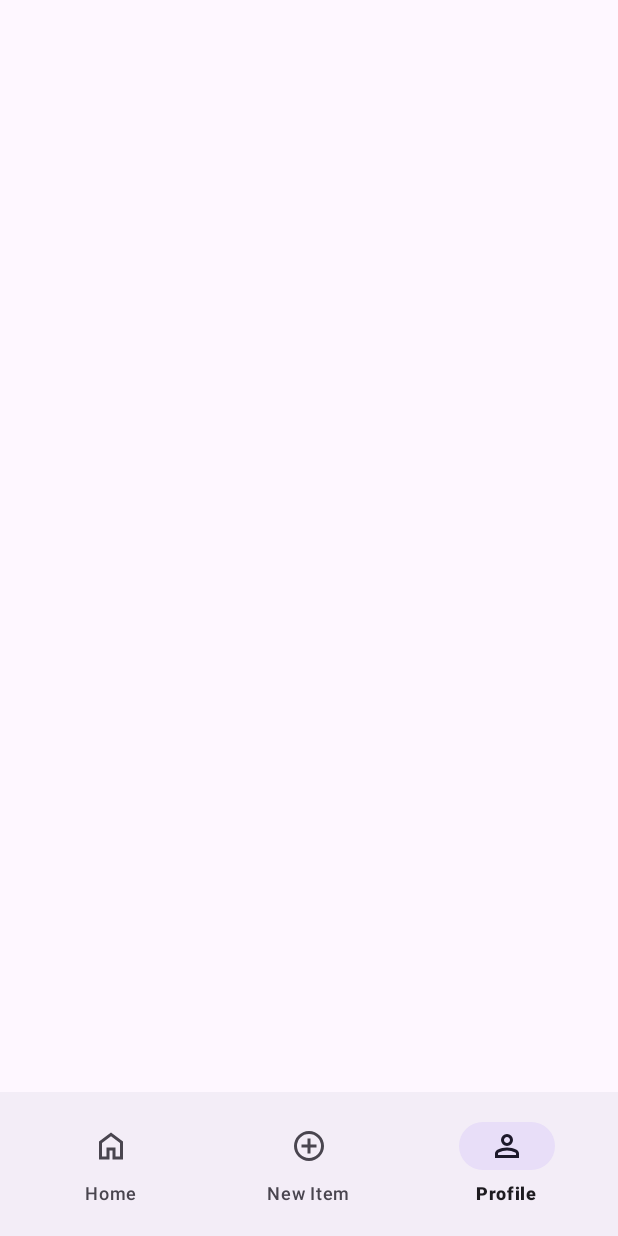
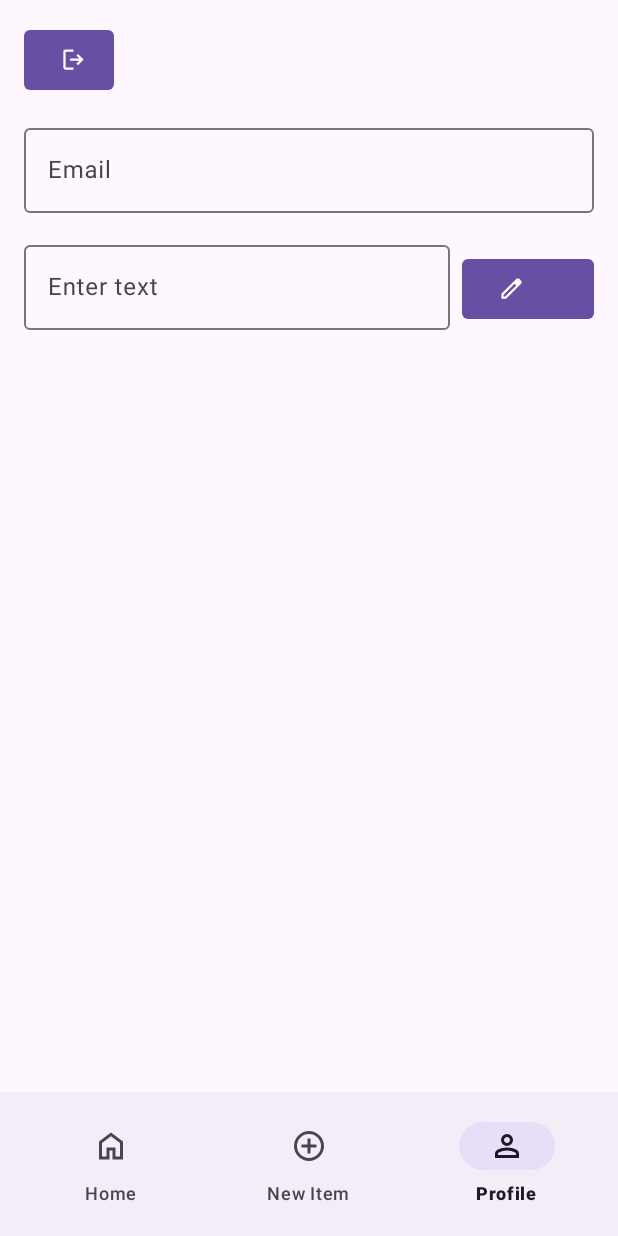
Before and after one commit to shaharm87/SellHub, an Android app: the screen it shows after launch once a user with an empty profile is signed in (MainActivity), item 3 of the bottom bar chosen, on a phone screen of 412 x 824 dp. Run offline under Robolectric (Android 15) with nearby library versions, the phone set to English and light mode, and no system bars; our stand-ins replace Firebase (no records; nobody signed in at launch, a user with empty details on screens opened directly).

Commit message:
improved profile page

```diff
--- a/app/src/main/java/com/example/sellhub/home/HomeViewModel.kt
+++ b/app/src/main/java/com/example/sellhub/home/HomeViewModel.kt
@@ -1,7 +1,10 @@
 package com.example.sellhub.home
 
 import androidx.lifecycle.ViewModel
+import com.example.sellhub.CardAdapter
+import com.example.sellhub.CardData
 import com.example.sellhub.newitem.Item
+import com.example.sellhub.services.StorageService
 import com.google.firebase.firestore.FirebaseFirestore
 
 class HomeViewModel : ViewModel() {
@@ -30,4 +33,21 @@ class HomeViewModel : ViewModel() {
             .addOnFailureListener { exception ->
             }
     }
+
+    fun createCardList(items: List<Item>, cardList: MutableList<CardData>, adapter: CardAdapter) {
+        cardList.clear()
+        for (item in items) {
+            val cardData = CardData(item, null)
+            cardList.add(cardData)
+            adapter.notifyItemChanged(cardList.indexOf(cardData))
+            if (item.imageId != null) {
+                StorageService.downloadImage(cardData.item.imageId.toString()) { success, imageBit ->
+                    if (success) {
+                        cardData.image = imageBit
+                        adapter.notifyItemChanged(cardList.indexOf(cardData))
+                    }
+                }
+            }
+        }
+    }
 }
--- a/app/src/main/java/com/example/sellhub/managers/UserManager.kt
+++ b/app/src/main/java/com/example/sellhub/managers/UserManager.kt
@@ -71,8 +71,10 @@ class UserManager {
                 if (updateTask.isSuccessful) {
                     callback(true, null);
                 } else {
-                    val exception = updateTask.exception as FirebaseAuthException
-                    callback(false, exception.message)
+                    val exception = updateTask.exception
+                    if (exception != null) {
+                        callback(false, exception.message)
+                    }
                 }
             }
     }
@@ -84,4 +86,18 @@ class UserManager {
     fun getCurrentUser(): FirebaseUser? {
         return auth.currentUser
     }
+
+    fun getUserEmail(): String? {
+        val user = auth.currentUser
+        return user?.email
+    }
+
+    fun getUserDisplayName(): String? {
+        val user = auth.currentUser
+        return user?.displayName
+    }
+
+    fun logOut() {
+        auth.signOut()
+    }
 }
--- a/app/src/main/java/com/example/sellhub/profile/ProfileFragment.kt
+++ b/app/src/main/java/com/example/sellhub/profile/ProfileFragment.kt
@@ -1,23 +1,43 @@
 package com.example.sellhub.profile
 
+import android.content.Intent
 import androidx.lifecycle.ViewModelProvider
 import android.os.Bundle
 import androidx.fragment.app.Fragment
 import android.view.LayoutInflater
 import android.view.View
 import android.view.ViewGroup
+import android.widget.Toast
 import androidx.recyclerview.widget.LinearLayoutManager
 import androidx.recyclerview.widget.RecyclerView
 import com.example.sellhub.CardAdapter
 import com.example.sellhub.CardData
+import com.example.sellhub.MainActivity
 import com.example.sellhub.R
-import com.example.sellhub.home.HomeViewModel
+import com.example.sellhub.Register
 import com.example.sellhub.services.StorageService
+import com.google.android.material.button.MaterialButton
+import com.google.android.material.textfield.TextInputEditText
+
+
+enum class EditMode {
+    Edit,
+    NoEdit
+}
 
 class ProfileFragment : Fragment() {
     private lateinit var viewModel: ProfileViewModel
     private val cardList = mutableListOf<CardData>()
     private val adapter = CardAdapter(cardList)
+    private lateinit var editButton: MaterialButton
+    private lateinit var logOutButton: MaterialButton
+
+    private lateinit var displayInput: TextInputEditText
+    private lateinit var emailInput: TextInputEditText
+
+
+    private var buttonMode = EditMode.NoEdit
+
 
     companion object {
         fun newInstance() = ProfileFragment()
@@ -31,6 +51,28 @@ class ProfileFragment : Fragment() {
         val recyclerView: RecyclerView = view.findViewById(R.id.recyclerView)
         recyclerView.layoutManager = LinearLayoutManager(requireContext())
         recyclerView.adapter = adapter
+        editButton = view.findViewById(R.id.editButton)
+        logOutButton = view.findViewById(R.id.logOut)
+        displayInput = view.findViewById(R.id.displayInput)
+        emailInput = view.findViewById(R.id.emailEditText)
+
+        setNoEditMode()
+        editButton.setOnClickListener {
+            if (buttonMode == EditMode.NoEdit) {
+                setEditMode()
+            } else {
+                viewModel.updateDisplayName(displayInput.text.toString()) { success, message ->
+                    onEditDisplay(success, message)
+                }
+            }
+        }
+
+        logOutButton.setOnClickListener {
+            viewModel.logOut()
+            val intent = Intent(activity, Register::class.java)
+            startActivity(intent)
+        }
+
         return view
     }
 
@@ -38,6 +80,8 @@ class ProfileFragment : Fragment() {
         super.onActivityCreated(savedInstanceState)
         viewModel = ViewModelProvider(this).get(ProfileViewModel::class.java)
         setCardsData()
+        displayInput.setText(viewModel.getDisplayName())
+        emailInput.setText(viewModel.getEmail())
     }
 
     private fun setCardsData() {
@@ -62,4 +106,35 @@ class ProfileFragment : Fragment() {
             }
         }
     }
+
+    private fun setEditMode() {
+        displayInput.isFocusableInTouchMode = true
+        displayInput.isClickable = true
+        displayInput.isFocusable = true
+        displayInput.requestFocus()
+        buttonMode = EditMode.Edit
+        editButton.setIconResource(0)
+        editButton.text = "Save"
+    }
+
+    private fun onEditDisplay(isSuccess: Boolean, errorMessage: String?) {
+        if (isSuccess) {
+            setNoEditMode()
+        } else {
+            Toast.makeText(
+                requireContext(),
+                "Failed update DisplayName",
+                Toast.LENGTH_SHORT
+            ).show()
+        }
+    }
+
+    private fun setNoEditMode() {
+        displayInput.isFocusableInTouchMode = false
+        displayInput.isClickable = false
+        displayInput.isFocusable = false
+        buttonMode = EditMode.NoEdit
+        editButton.setIconResource(R.drawable.edit)
+        editButton.text = null
+    }
 }
--- a/app/src/main/java/com/example/sellhub/profile/ProfileViewModel.kt
+++ b/app/src/main/java/com/example/sellhub/profile/ProfileViewModel.kt
@@ -3,6 +3,8 @@ package com.example.sellhub.profile
 import androidx.lifecycle.ViewModel
 import com.example.sellhub.managers.UserManager
 import com.example.sellhub.newitem.Item
+import com.google.firebase.auth.FirebaseAuthException
+import com.google.firebase.auth.UserProfileChangeRequest
 import com.google.firebase.firestore.FirebaseFirestore
 
 class ProfileViewModel : ViewModel() {
@@ -33,4 +35,20 @@ class ProfileViewModel : ViewModel() {
             .addOnFailureListener { exception ->
             }
     }
+
+    fun getEmail(): String? {
+        return userManager.getUserEmail()
+    }
+
+    fun getDisplayName(): String? {
+        return userManager.getUserDisplayName()
+    }
+
+    fun updateDisplayName(displayName: String, callback: (Boolean, String?) -> Unit) {
+        userManager.updateDisplayName(displayName, callback)
+    }
+
+    fun logOut() {
+        userManager.logOut()
+    }
 }
--- /dev/null
+++ b/app/src/main/res/drawable/edit.xml
@@ -0,0 +1,9 @@
+<vector xmlns:android="http://schemas.android.com/apk/res/android"
+    android:width="24dp"
+    android:height="24dp"
+    android:viewportWidth="960"
+    android:viewportHeight="960">
+  <path
+      android:fillColor="#FF000000"
+      android:pathData="M200,760h57l391,-391 -57,-57 -391,391v57ZM120,840v-170l528,-527q12,-11 26.5,-17t30.5,-6q16,0 31,6t26,18l55,56q12,11 17.5,26t5.5,30q0,16 -5.5,30.5T817,313L290,840L120,840ZM760,256 L704,200 760,256ZM619,341 L591,312 648,369 619,341Z"/>
+</vector>
--- /dev/null
+++ b/app/src/main/res/drawable/logout.xml
@@ -0,0 +1,9 @@
+<vector xmlns:android="http://schemas.android.com/apk/res/android"
+    android:width="24dp"
+    android:height="24dp"
+    android:viewportWidth="960"
+    android:viewportHeight="960">
+  <path
+      android:fillColor="#FF000000"
+      android:pathData="M200,840q-33,0 -56.5,-23.5T120,760v-560q0,-33 23.5,-56.5T200,120h280v80L200,200v560h280v80L200,840ZM640,680 L585,622 687,520L360,520v-80h327L585,338l55,-58 200,200 -200,200Z"/>
+</vector>
--- a/app/src/main/res/layout/fragment_profile.xml
+++ b/app/src/main/res/layout/fragment_profile.xml
@@ -1,13 +1,91 @@
 <?xml version="1.0" encoding="utf-8"?>
-<FrameLayout xmlns:android="http://schemas.android.com/apk/res/android"
-    xmlns:tools="http://schemas.android.com/tools"
+<LinearLayout xmlns:android="http://schemas.android.com/apk/res/android"
+    xmlns:app="http://schemas.android.com/apk/res-auto"
     android:layout_width="match_parent"
     android:layout_height="match_parent"
-    tools:context=".profile.ProfileFragment">
+    android:orientation="vertical"
+    android:padding="16dp">
 
+    <LinearLayout
+        android:layout_width="60dp"
+        android:layout_height="wrap_content"
+        android:layout_marginBottom="16dp"
+        android:orientation="horizontal">
+
+        <com.google.android.material.button.MaterialButton
+            android:id="@+id/logOut"
+            android:layout_width="0dp"
+            android:layout_height="wrap_content"
+            android:layout_weight="1"
+            app:cornerRadius="4dp"
+            android:layout_gravity="center"
+            app:icon="@drawable/logout" />
+    </LinearLayout>
+
+    <!-- Email field -->
+    <com.google.android.material.textfield.TextInputLayout
+        android:id="@+id/emailTextInputLayout"
+        android:layout_width="match_parent"
+        android:layout_height="wrap_content"
+        android:layout_marginBottom="16dp">
+
+        <com.google.android.material.textfield.TextInputEditText
+            android:id="@+id/emailEditText"
+            android:layout_width="match_parent"
+            android:layout_height="wrap_content"
+            android:clickable="false"
+            android:cursorVisible="false"
+            android:editable="false"
+            android:focusable="false"
+            android:focusableInTouchMode="false"
+            android:hint="Email"
+            android:importantForAutofill="no"
+            android:inputType="textEmailAddress"
+            android:longClickable="false" />
+
+    </com.google.android.material.textfield.TextInputLayout>
+
+    <LinearLayout
+        android:layout_width="match_parent"
+        android:layout_height="wrap_content"
+        android:orientation="horizontal"
+        android:layout_marginBottom="16dp">
+
+        <!-- TextInputLayout with uneditable TextInputEditText -->
+        <com.google.android.material.textfield.TextInputLayout
+            android:id="@+id/textInputLayout"
+            android:layout_width="0dp"
+            android:layout_height="wrap_content"
+            android:layout_weight="1">
+
+            <com.google.android.material.textfield.TextInputEditText
+                android:id="@+id/displayInput"
+                android:layout_width="match_parent"
+                android:layout_height="wrap_content"
+                android:hint="Enter text"
+                android:importantForAutofill="no"
+                android:inputType="none"
+                android:longClickable="false" />
+
+        </com.google.android.material.textfield.TextInputLayout>
+
+        <!-- MaterialButton right next to TextInputLayout -->
+        <com.google.android.material.button.MaterialButton
+            android:id="@+id/editButton"
+            android:layout_width="wrap_content"
+            android:layout_height="wrap_content"
+            app:icon="@drawable/edit"
+            app:cornerRadius="4dp"
+            android:layout_marginStart="8dp"/>
+
+    </LinearLayout>
+
+
+    <!-- RecyclerView -->
     <androidx.recyclerview.widget.RecyclerView
         android:id="@+id/recyclerView"
         android:layout_width="match_parent"
-        android:layout_height="match_parent" />
+        android:layout_height="match_parent"
+        android:layout_gravity="bottom" />
 
-</FrameLayout>
+</LinearLayout>
```
Also changed, not shown: app/src/main/java/com/example/sellhub/home/Home.kt (+2 -28 lines).
